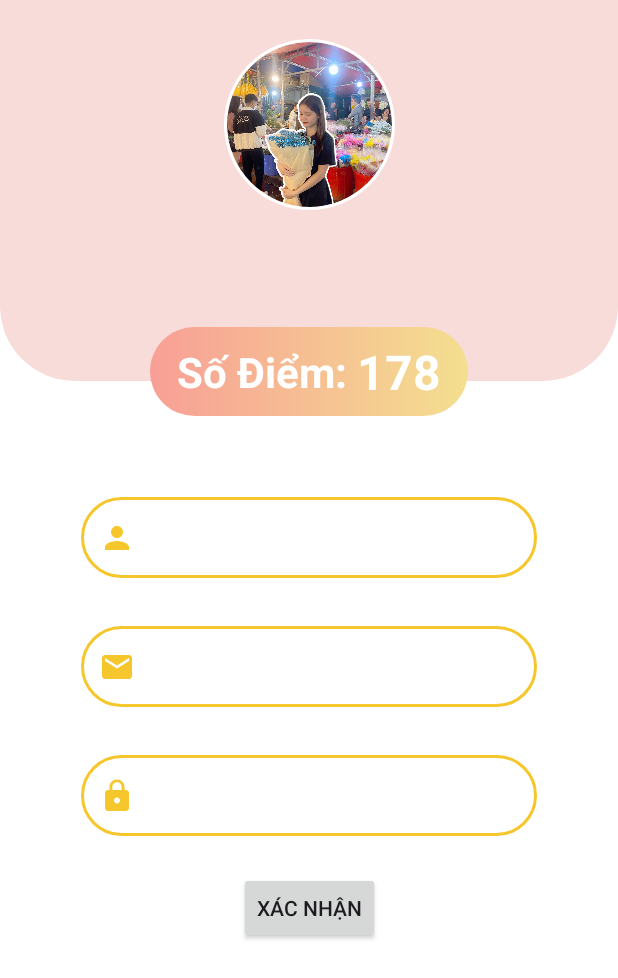
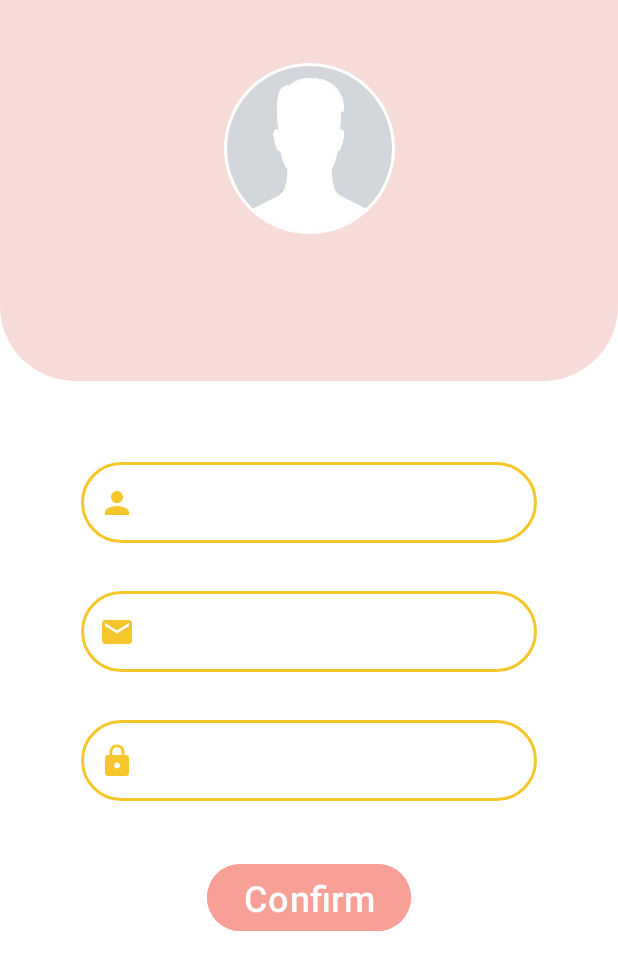
Before and after one commit to pham-tuan/AppLearnEnglish, an Android app: the fragment ChangeProfileFragment placed in its activity, on a phone screen of 412 x 824 dp. Shown: the top 978 px of the screen. Run offline under Robolectric (Android 15) with nearby library versions, the phone set to English and light mode, and no system bars; our stand-ins replace CircleImageView, Dagger/Hilt's generated code, Firebase (no records; nobody signed in at launch, a user with empty details on screens opened directly); pictures from the network do not load.

Commit message:
suyt xong

```diff
--- a/app/src/main/AndroidManifest.xml
+++ b/app/src/main/AndroidManifest.xml
@@ -4,7 +4,8 @@
 
     <!-- cấp quyền sử dụng Internet -->
     <uses-permission android:name="android.permission.INTERNET" />
-
+    <uses-permission android:name="android.permission.ACCESS_NETWORK_STATE"/>
+    <uses-permission android:name="android.permission.ACCESS_WIFI_STATE"/>
 
     <application
         android:name=".MainApplication"
@@ -46,7 +47,6 @@
             android:screenOrientation="landscape"
             android:configChanges="orientation|screenSize">
         </activity>
-
     </application>
 
 </manifest>
--- a/app/src/main/java/com/tuan/englishforkid/MainActivity.kt
+++ b/app/src/main/java/com/tuan/englishforkid/MainActivity.kt
@@ -4,12 +4,10 @@ import android.app.Activity
 import android.app.AlertDialog
 import android.content.Context
 import android.content.Intent
+import android.content.IntentFilter
 import android.content.SharedPreferences
 import android.net.ConnectivityManager
-import android.net.NetworkInfo
-import android.net.Uri
 import android.os.Build
-import androidx.appcompat.app.AppCompatActivity
 import android.os.Bundle
 import android.view.MenuItem
 import android.view.View
@@ -18,6 +16,7 @@ import android.view.inputmethod.InputMethodManager
 import android.widget.Button
 import android.widget.ImageView
 import android.widget.TextView
+import androidx.appcompat.app.AppCompatActivity
 import androidx.core.view.GravityCompat
 import androidx.drawerlayout.widget.DrawerLayout
 import androidx.fragment.app.Fragment
@@ -26,7 +25,6 @@ import androidx.navigation.findNavController
 import androidx.navigation.fragment.NavHostFragment
 import com.google.android.material.navigation.NavigationView
 import com.tuan.englishforkid.databinding.ActivityMainBinding
-import com.tuan.englishforkid.utils.Constant
 import dagger.hilt.android.AndroidEntryPoint
 import java.util.Objects
 
@@ -35,7 +33,8 @@ class MainActivity : AppCompatActivity(), NavigationView.OnNavigationItemSelecte
     private var navController: NavController? = null
     private lateinit var binding: ActivityMainBinding
     private var dialog: AlertDialog? = null
-    private var sharePreferences : SharedPreferences? = null
+    private var sharePreferences: SharedPreferences? = null
+    var br = BroadcastCheckInternet()
 
     override fun onCreate(savedInstanceState: Bundle?) {
         super.onCreate(savedInstanceState)
@@ -44,13 +43,16 @@ class MainActivity : AppCompatActivity(), NavigationView.OnNavigationItemSelecte
             WindowManager.LayoutParams.FLAG_FULLSCREEN
         )
         binding = ActivityMainBinding.inflate(layoutInflater)
-        setContentView(binding.root)
+
+        val filter = IntentFilter(ConnectivityManager.CONNECTIVITY_ACTION)
+        registerReceiver(br, filter)
 
         disableSwipeDrawerLayout()
         handleDrawer()
         isetUpNavigationFragment()
         initView()
         setHeaderDraer()
+        setContentView(binding.root)
     }
 
     private fun checkInternet() {
@@ -92,14 +94,13 @@ class MainActivity : AppCompatActivity(), NavigationView.OnNavigationItemSelecte
         // val view = layoutInflater.inflate(R.layout.nav_header,null)
         val headerView: View = binding.naview.getHeaderView(0)
         var nameProfile = headerView.findViewById<TextView>(R.id.nameUser)
-            // hiển thị lên headrerDrawer
+        // hiển thị lên headrerDrawer
 
         sharePreferences =
             this.getSharedPreferences("LOGIN", Context.MODE_PRIVATE)  // ?: return
         val data1 = sharePreferences?.getString("NameLogin", "") ?: "tuanĐZ"
         nameProfile.setText(data1)
     }
-
 
     private fun disableSwipeDrawerLayout() {
         binding.drawerLayout.setDrawerLockMode(DrawerLayout.LOCK_MODE_LOCKED_CLOSED)
@@ -185,6 +186,7 @@ class MainActivity : AppCompatActivity(), NavigationView.OnNavigationItemSelecte
                 findNavController(R.id.nav_host_fragment).navigate(R.id.InForFragment)
                 true
             }
+
             R.id.navpractice -> {
                 binding.drawerLayout.closeDrawer(GravityCompat.START)
                 findNavController(R.id.nav_host_fragment).navigate(R.id.pactiveFragment)
@@ -195,13 +197,14 @@ class MainActivity : AppCompatActivity(), NavigationView.OnNavigationItemSelecte
                 setHandelAlertDialog()
                 true
             }
+
             else -> false
         }
         return false
     }
 
+}
 
-}
 fun Activity.hideKeyboard(view: View) {
     val imm = getSystemService(Activity.INPUT_METHOD_SERVICE) as InputMethodManager
     imm.hideSoftInputFromWindow(view.windowToken, 0)
--- a/app/src/main/java/com/tuan/englishforkid/presentation/profile/ChangeProfileFragment.kt
+++ b/app/src/main/java/com/tuan/englishforkid/presentation/profile/ChangeProfileFragment.kt
@@ -4,13 +4,16 @@ import android.app.Activity.RESULT_OK
 import android.content.Context
 import android.content.Intent
 import android.content.SharedPreferences
+import android.net.Uri
 import android.os.Bundle
 import android.view.LayoutInflater
 import android.view.View
 import android.view.ViewGroup
 import android.widget.Toast
 import androidx.fragment.app.Fragment
+import com.tuan.englishforkid.R
 import com.tuan.englishforkid.databinding.FragmentChangeBinding
+import com.tuan.englishforkid.databinding.FragmentShowProfileBinding
 
 
 class ChangeProfileFragment : Fragment() {
@@ -29,7 +32,6 @@ class ChangeProfileFragment : Fragment() {
         savedInstanceState: Bundle?
     ): View? {
         binding = FragmentChangeBinding.inflate(layoutInflater)
-
             showProfile()
             handleUpload()
 
@@ -57,36 +59,37 @@ class ChangeProfileFragment : Fragment() {
 
             //lưu img URI vao sharepreferences
             binding.btnsave.setOnClickListener {
-                sharePreferences2 =
-                    activity?.getSharedPreferences("SELECTIMAGE", Context.MODE_PRIVATE)  // ?: return
-                with(sharePreferences2?.edit()){
+                sharePreferences2 = activity?.getSharedPreferences("SELECTIMAGE", Context.MODE_PRIVATE)
+                with(sharePreferences2?.edit()) {
                     this?.putString("selected_image_uri", ImageUridata.toString())
                     this?.apply()
                 }
                 Toast.makeText(context, "đã lưu thay đổi", Toast.LENGTH_SHORT).show()
             }
-
         }
     }
 
 
     private fun showProfile() {
-        sharePreferences =
-            activity?.getSharedPreferences("REGISTER", Context.MODE_PRIVATE)  // ?: return
-        val name = sharePreferences?.getString("Name", "")
-        val email = sharePreferences?.getString("Email", "")
-        val pass = sharePreferences?.getString("Pass", "")
+        sharePreferences = activity?.getSharedPreferences("USER", Context.MODE_PRIVATE) //?: return
+        val name = sharePreferences?.getString("Namep", "")
+        val email = sharePreferences?.getString("Gmailp", "")
+        val pass = sharePreferences?.getString("Passp", "")
         binding.tvName.setText(name)
         binding.tvEmail.setText(email)
         binding.tvPass.setText(pass)
         binding.tvNameUser.setText(name)
 
-//        sharePreferences2 =
-//            activity?.getSharedPreferences("SELECTIMAGE", Context.MODE_PRIVATE)
+//        sharePreferences2 = activity?.getSharedPreferences("SELECTIMAGE", Context.MODE_PRIVATE)
 //        val selectedImageUriString = sharePreferences2?.getString("selected_image_uri", "")
 //        val selectedImageUri = Uri.parse(selectedImageUriString)
-
-        // binding.profileimage.setImageURI(selectedImageUri)
+//
+//        if (selectedImageUriString.isNullOrEmpty()) {
+//            binding.profileimage.setImageResource(R.drawable.avata)
+//        } else {
+//            val selectedImageUri = Uri.parse(selectedImageUriString)
+//            binding.profileimage.setImageURI(selectedImageUri)
+//        }
 
     }
 }
--- a/app/src/main/java/com/tuan/englishforkid/presentation/profile/InForFragment.kt
+++ b/app/src/main/java/com/tuan/englishforkid/presentation/profile/InForFragment.kt
@@ -39,7 +39,6 @@ class InForFragment : Fragment() {
             override fun onConfigureTab(tab: TabLayout.Tab, position: Int) {
                 tab.text = listTitle.getOrNull(position)
             }
-
         }) .attach()
     }
 
--- a/app/src/main/res/layout/fragment_change.xml
+++ b/app/src/main/res/layout/fragment_change.xml
@@ -4,12 +4,16 @@
     android:layout_width="match_parent"
     android:layout_height="match_parent"
     xmlns:app="http://schemas.android.com/apk/res-auto"
-    tools:context=".presentation.profile.ChangeProfileFragment"
+    tools:context=".presentation.profile.ShowProfileFragment"
     android:background="@color/white">
 
     <androidx.constraintlayout.widget.ConstraintLayout
-        android:layout_width="match_parent"
-        android:layout_height="match_parent">
+        android:id="@+id/ctlTop"
+        app:layout_constraintTop_toTopOf="parent"
+        app:layout_constraintStart_toStartOf="parent"
+        app:layout_constraintEnd_toEndOf="parent"
+        android:layout_width="0dp"
+        android:layout_height="wrap_content">
 
         <TextView
             android:layout_width="0dp"
@@ -24,8 +28,8 @@
             android:id="@+id/profileimage"
             android:layout_width="114dp"
             android:layout_height="114dp"
-            android:layout_marginTop="26dp"
-            android:src="@drawable/avata_profile"
+            android:layout_marginTop="42dp"
+            android:src="@drawable/avata"
             app:civ_border_color="#FFFFFF"
             app:civ_border_width="2dp"
             app:layout_constraintEnd_toEndOf="parent"
@@ -44,41 +48,7 @@
             app:layout_constraintStart_toStartOf="parent"
             app:layout_constraintTop_toBottomOf="@+id/profileimage" />
 
-        <LinearLayout
-            android:id="@+id/llpoint"
-            android:layout_width="wrap_content"
-            android:layout_height="wrap_content"
-            android:layout_marginTop="78dp"
-            android:background="@drawable/bg_number_point"
-            android:gravity="center_vertical"
-            android:orientation="horizontal"
-            android:paddingVertical="8dp"
-            app:layout_constraintEnd_toEndOf="parent"
-            app:layout_constraintStart_toStartOf="parent"
-            app:layout_constraintTop_toBottomOf="@+id/profileimage">
-
-
-            <TextView
-                android:layout_width="wrap_content"
-                android:layout_height="wrap_content"
-                android:layout_marginStart="18dp"
-                android:elevation="1dp"
-                android:text="Số Điểm: "
-                android:textColor="@color/white"
-                android:textSize="28dp"
-                android:textStyle="bold" />
-
-            <TextView
-                android:id="@+id/numberPoint"
-                android:layout_width="wrap_content"
-                android:layout_height="wrap_content"
-                android:layout_marginEnd="18dp"
-                android:text="178"
-                android:textColor="@color/white"
-                android:textSize="32dp"
-                android:textStyle="bold" />
-
-        </LinearLayout>
+    </androidx.constraintlayout.widget.ConstraintLayout>
 
     <TextView
         android:id="@+id/tvEmail"
@@ -115,7 +85,7 @@
         android:text="Name"
         app:layout_constraintEnd_toEndOf="parent"
         app:layout_constraintStart_toStartOf="parent"
-            app:layout_constraintTop_toBottomOf="@+id/llpoint" />
+        app:layout_constraintTop_toBottomOf="@+id/ctlTop" />
 
     <ImageView
         android:layout_width="wrap_content"
@@ -135,7 +105,7 @@
         android:background="@drawable/bg_text_profile"
         android:gravity="center_vertical"
         android:paddingStart="46dp"
-            android:text="Pass"
+        android:text="Passprofile"
         app:layout_constraintEnd_toEndOf="parent"
         app:layout_constraintStart_toStartOf="parent"
         app:layout_constraintTop_toBottomOf="@+id/tvEmail" />
@@ -148,18 +118,18 @@
         app:layout_constraintStart_toStartOf="@id/tvPass"
         app:layout_constraintTop_toTopOf="@id/tvPass" />
 
-        <androidx.appcompat.widget.AppCompatButton
-            android:id="@+id/btnsave"
+
+    <Button
         android:layout_width="wrap_content"
         android:layout_height="wrap_content"
-            android:text="xác nhận"
-            app:layout_constraintTop_toBottomOf="@+id/tvPass"
+        android:id="@+id/btnsave"
+        android:text="Confirm"
+        android:textSize="24dp"
+        app:layout_constraintTop_toBottomOf="@id/tvPass"
+        android:layout_marginTop="38dp"
         app:layout_constraintStart_toStartOf="parent"
         app:layout_constraintEnd_toEndOf="parent"
-            android:layout_marginTop="24dp"/>
-
-    </androidx.constraintlayout.widget.ConstraintLayout>
-
+        android:backgroundTint="@color/itemcolor"/>
 
 
 </androidx.constraintlayout.widget.ConstraintLayout>
--- a/app/src/main/res/layout/fragment_show_profile.xml
+++ b/app/src/main/res/layout/fragment_show_profile.xml
@@ -28,8 +28,8 @@
             android:id="@+id/profileimage"
             android:layout_width="114dp"
             android:layout_height="114dp"
-            android:layout_marginTop="26dp"
-            android:src="@drawable/avata_profile"
+            android:layout_marginTop="42dp"
+            android:src="@drawable/avata"
             app:civ_border_color="#FFFFFF"
             app:civ_border_width="2dp"
             app:layout_constraintEnd_toEndOf="parent"
```
Also changed, not shown: app/src/main/java/com/tuan/englishforkid/BroadcastCheckInternet.kt (added, +25 -0 lines), app/src/main/java/com/tuan/englishforkid/presentation/account/LoginFragment.kt (+44 -18 lines), app/src/main/java/com/tuan/englishforkid/presentation/profile/ShowProfileFragment.kt (+16 -12 lines), app/src/main/res/drawable/avata.png (added). Lines whose indentation alone changed are shown as unchanged.
